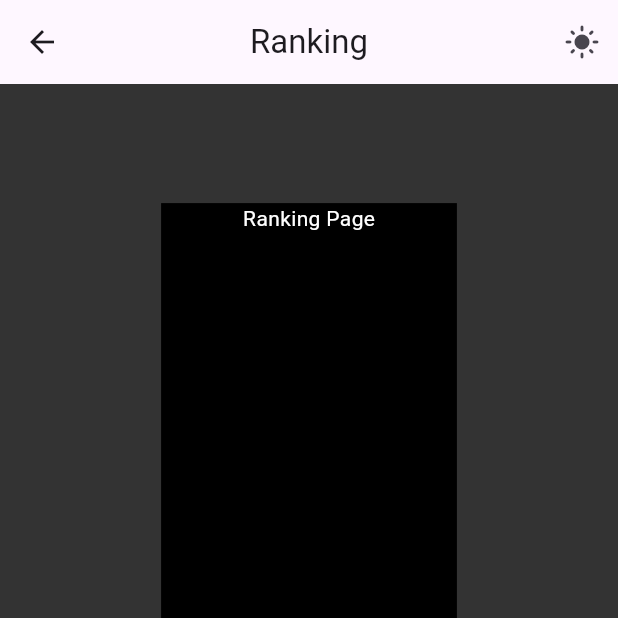
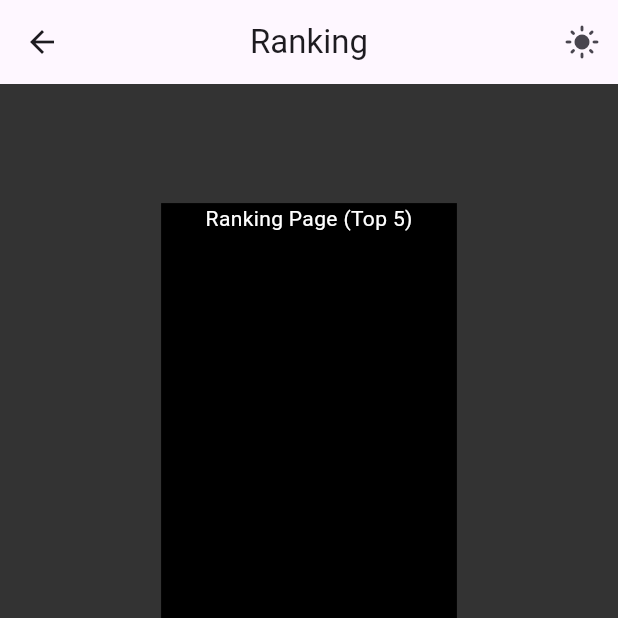
Before and after one commit to victorcoriolano/gui_nim, a Flutter app: the screen it shows after launch, after a tap on "ACESSAR RANKING", on a phone screen of 412 x 824 dp, the top half of it. Run offline on Flutter 3.47's test engine with Material 3 defaults, Android fonts, the phone set to English and light mode, and no system bars; our stand-ins replace cloud_firestore, firebase_core, get, shared_preferences; accounts and stored records are empty; network calls fail.

Commit message:
titulo da pag

```diff
--- a/lib/view/ranking_page.dart
+++ b/lib/view/ranking_page.dart
@@ -52,7 +52,7 @@ class _RankingPageState extends State<RankingPage> {
                         mainAxisAlignment: MainAxisAlignment.center,
                         children: [
                           Center(
-                              child: Text('Ranking Page',
+                              child: Text('Ranking Page (Top 5)',
                                   style: TextStyle(
                                       color: lightMode
                                           ? Colors.black
```
